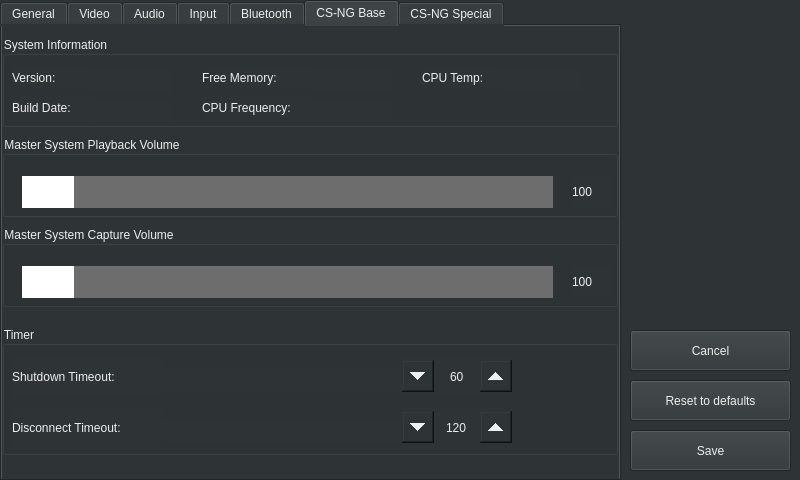
Old version of the form src/autoapp/UI/settingswindow.ui in the repository arash-rasouli/openauto.
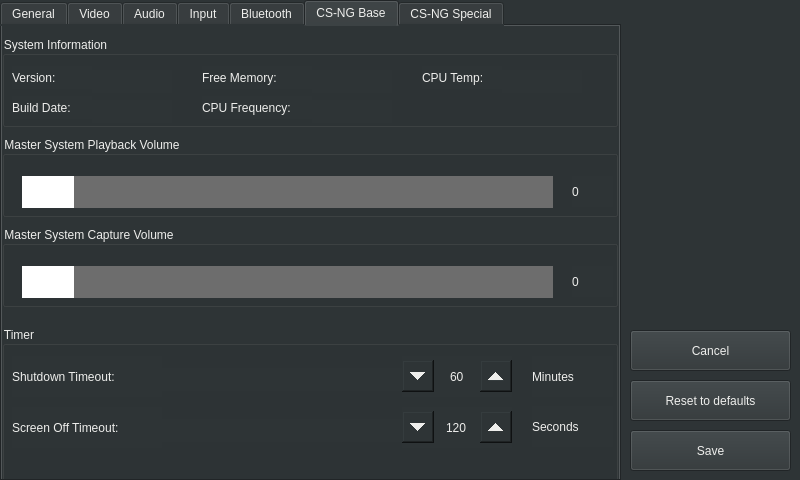
New version of the form. The open tabs and pages were chosen to show the change. Icons and pictures are not drawn.

Commit message: Adjust settings

Diff of the .ui file:
```diff
--- a/src/autoapp/UI/settingswindow.ui
+++ b/src/autoapp/UI/settingswindow.ui
@@ -1183,7 +1183,7 @@
        </rect>
       </property>
       <property name="text">
-       <string>100</string>
+       <string>0</string>
       </property>
      </widget>
      <widget class="QSlider" name="horizontalSliderSystemVolume">
@@ -1229,7 +1229,7 @@
        </rect>
       </property>
       <property name="text">
-       <string>100</string>
+       <string>0</string>
       </property>
      </widget>
      <widget class="QSlider" name="horizontalSliderSystemCapture">
@@ -1259,7 +1259,7 @@
        <x>0</x>
        <y>300</y>
        <width>616</width>
-       <height>129</height>
+       <height>161</height>
       </rect>
      </property>
      <property name="title">
@@ -1301,7 +1301,7 @@
        </rect>
       </property>
       <property name="text">
-       <string>Disconnect Timeout:</string>
+       <string>Screen Off Timeout:</string>
       </property>
      </widget>
      <widget class="QLabel" name="valueDisconnectTimer">
@@ -1390,6 +1390,32 @@
        <number>60</number>
       </property>
      </widget>
+     <widget class="QLabel" name="labelMinutes">
+      <property name="geometry">
+       <rect>
+        <x>530</x>
+        <y>30</y>
+        <width>81</width>
+        <height>41</height>
+       </rect>
+      </property>
+      <property name="text">
+       <string>Minutes</string>
+      </property>
+     </widget>
+     <widget class="QLabel" name="labelSeconds">
+      <property name="geometry">
+       <rect>
+        <x>530</x>
+        <y>80</y>
+        <width>81</width>
+        <height>41</height>
+       </rect>
+      </property>
+      <property name="text">
+       <string>Seconds</string>
+      </property>
+     </widget>
     </widget>
    </widget>
    <widget class="QWidget" name="tabGPIO">
```
Left out of the diff: 10 changed lines with no effect on the pictures. The commit also changes 1 other file.
